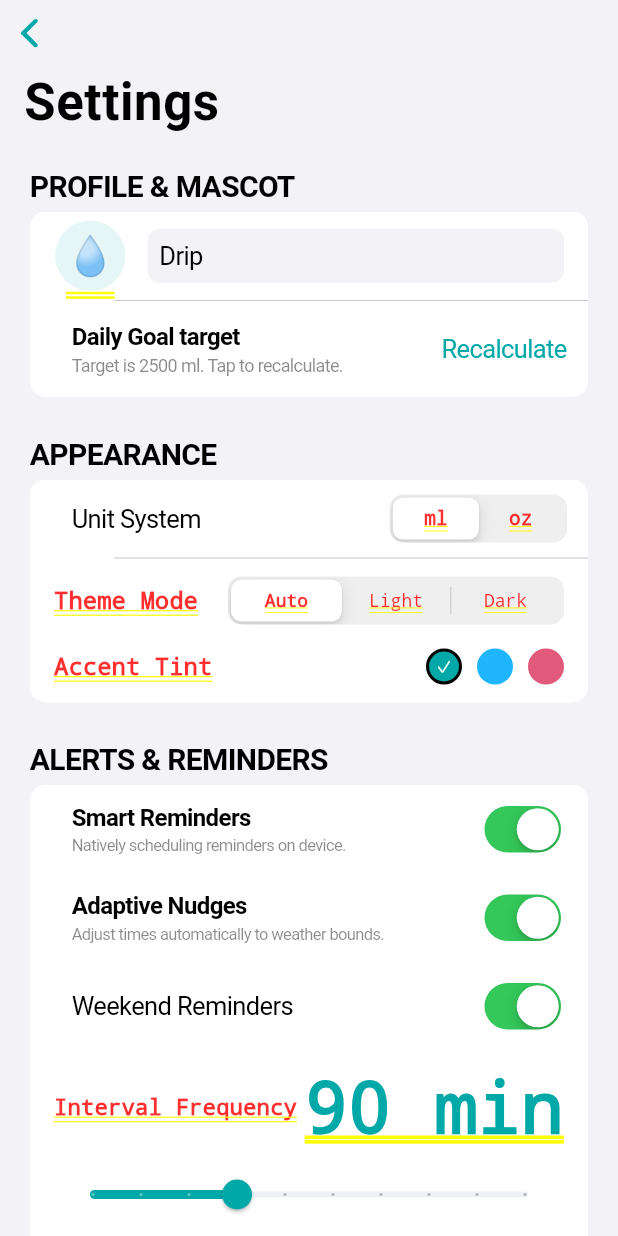
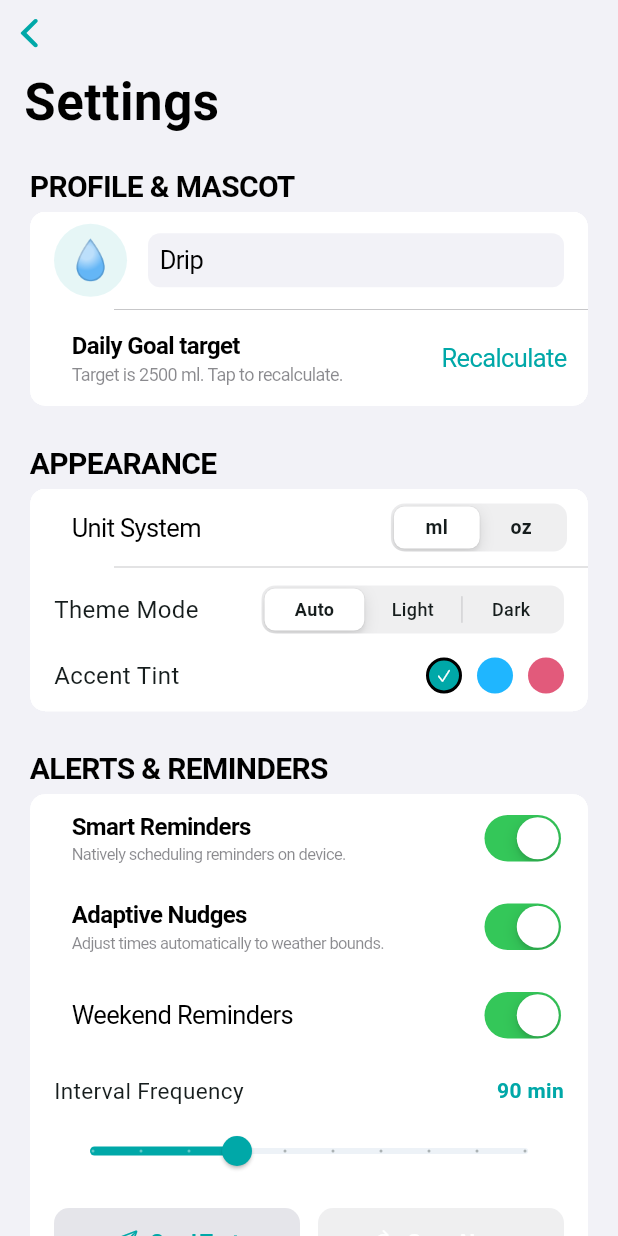
Before and after one commit to Rahulranesh/water, a Flutter app: the SettingsScreen screen opened directly, after a tap on an icon or button, on a phone screen of 412 x 824 dp. Run offline on Flutter 3.47's test engine with Material 3 defaults, Android fonts, the phone set to English and light mode, and no system bars; our stand-ins replace cloud_firestore, csv, firebase_core, firebase_messaging, fl_chart, flutter_animate and 6 more; accounts and stored records are empty; network calls fail.

Commit message:
fix: resolve double yellow lines under text by wrapping scroll scafolds in standard transparent Material parents

```diff
--- a/lib/features/dashboard/home_dashboard.dart
+++ b/lib/features/dashboard/home_dashboard.dart
@@ -52,6 +52,8 @@ class _HomeDashboardState extends ConsumerState<HomeDashboard> {
     }
 
     return CupertinoPageScaffold(
+      child: Material(
+        color: Colors.transparent,
         child: CustomScrollView(
           physics: const BouncingScrollPhysics(
             parent: AlwaysScrollableScrollPhysics(),
@@ -161,6 +163,7 @@ class _HomeDashboardState extends ConsumerState<HomeDashboard> {
               ),
             ),
           ],
+        ),
       ),
     );
   }
--- a/lib/features/history/history_screen.dart
+++ b/lib/features/history/history_screen.dart
@@ -19,6 +19,8 @@ class HistoryScreen extends ConsumerWidget {
     final isDark = CupertinoTheme.brightnessOf(context) == Brightness.dark;
 
     return CupertinoPageScaffold(
+      child: Material(
+        color: Colors.transparent,
         child: CustomScrollView(
           physics: const BouncingScrollPhysics(
             parent: AlwaysScrollableScrollPhysics(),
@@ -166,6 +168,7 @@ class HistoryScreen extends ConsumerWidget {
             ),
           ),
         ],
+      ),
     ),
   );
 }
--- a/lib/features/onboarding/onboarding_screen.dart
+++ b/lib/features/onboarding/onboarding_screen.dart
@@ -45,6 +45,8 @@ class _OnboardingScreenState extends ConsumerState<OnboardingScreen> {
     );
 
     return CupertinoPageScaffold(
+      child: Material(
+        color: Colors.transparent,
         child: SafeArea(
           child: Form(
             key: _formKey,
@@ -176,6 +178,7 @@ class _OnboardingScreenState extends ConsumerState<OnboardingScreen> {
               ),
               const SizedBox(height: 32),
             ],
+          ),
         ),
       ),
     ),
--- a/lib/features/settings/settings_screen.dart
+++ b/lib/features/settings/settings_screen.dart
@@ -19,6 +19,8 @@ class SettingsScreen extends ConsumerWidget {
     final controller = ref.read(hydroControllerProvider.notifier);
 
     return CupertinoPageScaffold(
+      child: Material(
+        color: Colors.transparent,
         child: CustomScrollView(
           physics: const BouncingScrollPhysics(
             parent: AlwaysScrollableScrollPhysics(),
@@ -113,6 +115,7 @@ class SettingsScreen extends ConsumerWidget {
             ),
           ),
         ],
+      ),
     ),
   );
 }
```
Lines whose indentation alone changed are shown as unchanged.
